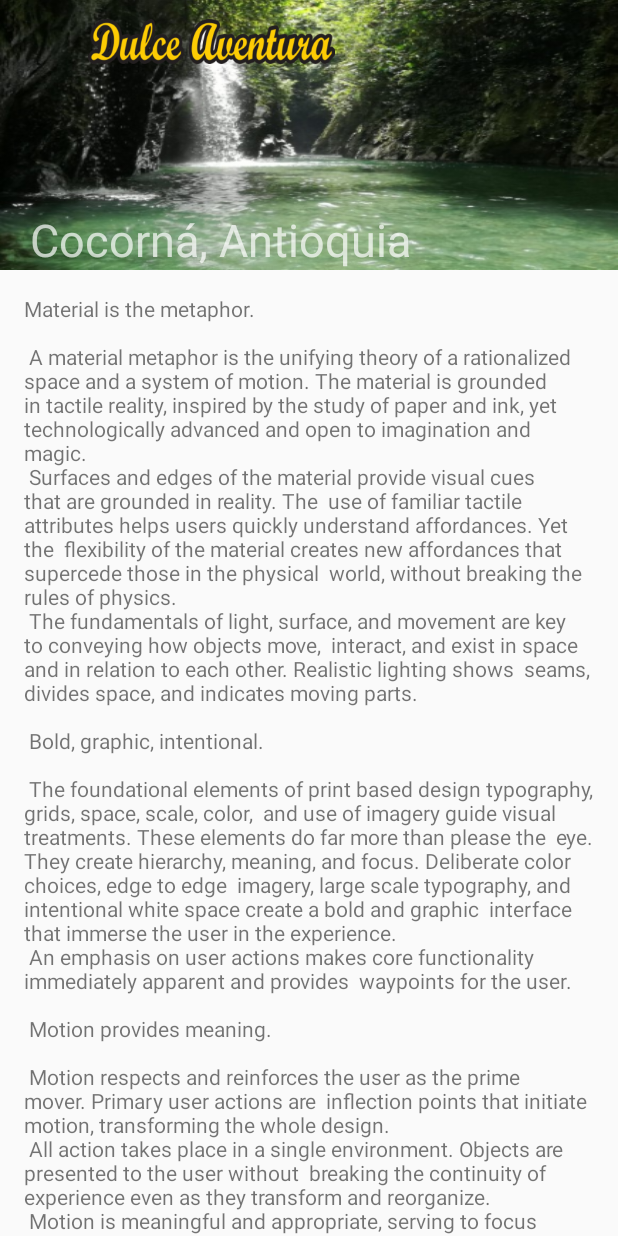
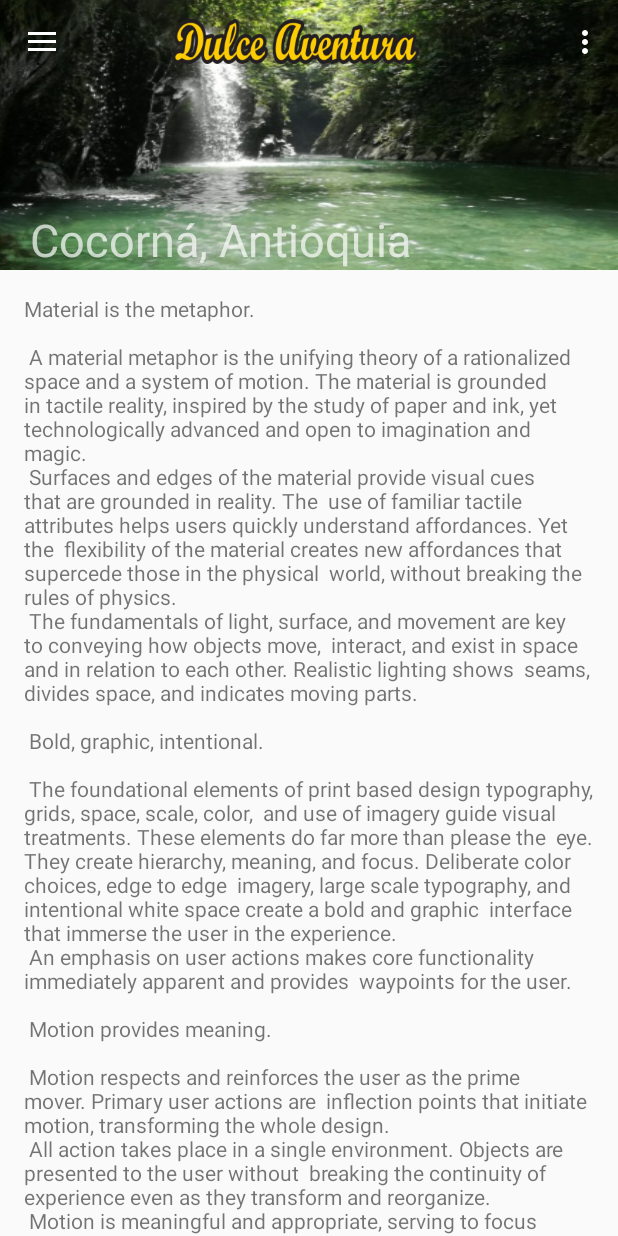
Before and after one commit to jose6palabras/AventuraProte, an Android app: the HomeActivity screen opened directly, with no data from a screen before it, on a phone screen of 412 x 824 dp. Run offline under Robolectric (Android 15) with nearby library versions, the phone set to English and light mode, and no system bars.

Commit message:
third commit, It includes menu HomeActivity implementation.

```diff
--- a/app/src/main/java/com/grupodetec/aventuraprote/View/Home/HomeActivity.java
+++ b/app/src/main/java/com/grupodetec/aventuraprote/View/Home/HomeActivity.java
@@ -1,22 +1,55 @@
 package com.grupodetec.aventuraprote.View.Home;
 
 import android.os.Bundle;
-import android.support.design.widget.FloatingActionButton;
-import android.support.design.widget.Snackbar;
+import android.support.annotation.NonNull;
+import android.support.design.widget.NavigationView;
+import android.support.v4.widget.DrawerLayout;
+import android.support.v7.app.ActionBarDrawerToggle;
 import android.support.v7.app.AppCompatActivity;
 import android.support.v7.widget.Toolbar;
-import android.view.View;
+import android.view.Menu;
+import android.view.MenuItem;
 
 import com.grupodetec.aventuraprote.R;
 
-public class HomeActivity extends AppCompatActivity {
+public class HomeActivity extends AppCompatActivity implements NavigationView.OnNavigationItemSelectedListener{
 
     @Override
     protected void onCreate(Bundle savedInstanceState) {
         super.onCreate(savedInstanceState);
-        setContentView(R.layout.activity_home);
+        setContentView(R.layout.activity_menuhome);
         Toolbar toolbar = (Toolbar) findViewById(R.id.toolbar);
         setSupportActionBar(toolbar);
         getSupportActionBar().setTitle(null);
+        //left menu for drawer layout
+        DrawerLayout drawer = (DrawerLayout) findViewById(R.id.drawerlayoutmenuhome);
+        ActionBarDrawerToggle toggle = new ActionBarDrawerToggle(this, drawer, toolbar, R.string.navigation_drawer_open, R.string.navigation_drawer_close);
+        drawer.addDrawerListener(toggle);
+        toggle.syncState();
+        NavigationView navigationView = (NavigationView) findViewById(R.id.home_navigationview);
+        navigationView.setNavigationItemSelectedListener(this);
+    }
+    @Override
+    public boolean onCreateOptionsMenu(Menu menu) {
+        // Inflate the menu; this adds items to the action bar if it is present.
+        getMenuInflater().inflate(R.menu.menu_home, menu);
+        return true;}
+
+    @Override
+    public boolean onOptionsItemSelected(MenuItem item) {
+        // Handle action bar item clicks here. The action bar will
+        // automatically handle clicks on the Home/Up button, so long
+        // as you specify a parent activity in AndroidManifest.xml.
+        int id = item.getItemId();
+
+        //noinspection SimplifiableIfStatement
+        if (id == R.id.action_settings) {
+            return true;
+        }
+        return super.onOptionsItemSelected(item);
+    }
+    @Override
+    public boolean onNavigationItemSelected(@NonNull MenuItem item) {
+        return false;
     }
 }
--- /dev/null
+++ b/app/src/main/res/layout/activity_menuhome.xml
@@ -0,0 +1,24 @@
+<?xml version="1.0" encoding="utf-8"?>
+<android.support.v4.widget.DrawerLayout xmlns:android="http://schemas.android.com/apk/res/android"
+    xmlns:app="http://schemas.android.com/apk/res-auto"
+    xmlns:tools="http://schemas.android.com/tools"
+    android:id="@+id/drawerlayoutmenuhome"
+    android:layout_width="match_parent"
+    android:layout_height="match_parent"
+    android:fitsSystemWindows="true"
+    tools:openDrawer="start"
+    >
+    <include layout="@layout/activity_home"/>
+
+
+    <android.support.design.widget.NavigationView
+        android:id="@+id/home_navigationview"
+        android:layout_width="wrap_content"
+        android:layout_height="wrap_content"
+        android:layout_gravity="start"
+        android:fitsSystemWindows="true"
+        android:theme="@style/Menufount"
+        app:menu="@menu/menu_home_left"
+        app:headerLayout="@layout/navigation_header"
+        />
+</android.support.v4.widget.DrawerLayout>
--- /dev/null
+++ b/app/src/main/res/menu/menu_home_left.xml
@@ -0,0 +1,36 @@
+<?xml version="1.0" encoding="utf-8"?>
+<menu
+    xmlns:android="http://schemas.android.com/apk/res/android">
+    <group >
+        <item
+            android:id="@+id/home_item_cocorna"
+            android:title="@string/Cocorna_var"/>
+        <item
+            android:id="@+id/home_item_places"
+            android:title="@string/places" />
+        <item
+            android:id="@+id/nav_todo"
+            android:title="@string/to_do" />
+        <item
+            android:id="@+id/nav_restaurants"
+            android:title="@string/restaurants" />
+        <item
+            android:id="@+id/home_item_hotel"
+            android:title="@string/hotels"/>
+        <item
+            android:id="@+id/home_item_sunday"
+            android:title="@string/sundays"/>
+        <item
+            android:id="@+id/home_item_nightlife"
+            android:title="@string/nightlife"/>
+        <item
+            android:id="@+id/home_item_adventure"
+            android:title="@string/adventure"/>
+        <item
+            android:id="@+id/home_item_community"
+            android:title="@string/community"/>
+        <item
+            android:id="@+id/home_item_calendar"
+            android:title="@string/Calendar"/>
+    </group>
+</menu>
--- a/app/src/main/res/values/dimens.xml
+++ b/app/src/main/res/values/dimens.xml
@@ -21,4 +21,10 @@
     <dimen name="paddinglefthome">20dp</dimen>
     <dimen name="loginbuttonwidth">200dp</dimen>
     <dimen name="loginbuttonheight">50dp</dimen>
+
+    <!-- dimension for home menu header -->
+    <dimen name="activity_horizontal_margin">16dp</dimen>
+    <dimen name="activity_vertical_margin">16dp</dimen>
+    <dimen name="nav_header_vertical_spacing">8dp</dimen>
+    <dimen name="nav_header_height">176dp</dimen>
 </resources>
--- a/app/src/main/res/values/strings.xml
+++ b/app/src/main/res/values/strings.xml
@@ -98,4 +98,19 @@
     <string name="action_settings">Settings</string>
     <string name="Cocornatown">Cocorná, Antioquia</string>
     <string name="aventura">Aventura</string>
+    <string name="Cocornadulceaventura">Cocorná Dulce Aventura</string>
+    <!--Menu strings -->
+    <string name="Cocorna_var">Conoce Cocorná</string>
+    <string name="places">Sitios de Interés</string>
+    <string name="to_do">¿Qué quieres hacer?</string>
+    <string name="restaurants">Restaurantes</string>
+    <string name="hotels">Hoteles</string>
+    <string name="sundays">Días de sol</string>
+    <string name="nightlife">Vida Nocturna</string>
+    <string name="adventure">Aventura</string>
+    <string name="community">Comunidad</string>
+    <string name="Calendar">Fechas importantes</string>
+    <string name="navigation_drawer_open">Open navigation drawer</string>
+    <string name="navigation_drawer_close">Close navigation drawer</string>
+
 </resources>
--- a/app/src/main/res/values/styles.xml
+++ b/app/src/main/res/values/styles.xml
@@ -48,4 +48,11 @@
         <item name="android:color">@android:color/white</item>
     </style>
 
+    <!--Menu theme -->
+    <style name="Menufount">
+        <item name="android:textSize">20dp</item>
+        <item name="android:color">@android:color/white</item>
+        <item name="android:textColor">@android:color/white</item>
+    </style>
+
 </resources>
```
Also changed, not shown: app/src/main/res/drawable/headerbackground.xml (added, +9 -0 lines), app/src/main/res/layout/navigation_header.xml (added, +30 -0 lines), 1 other file.
